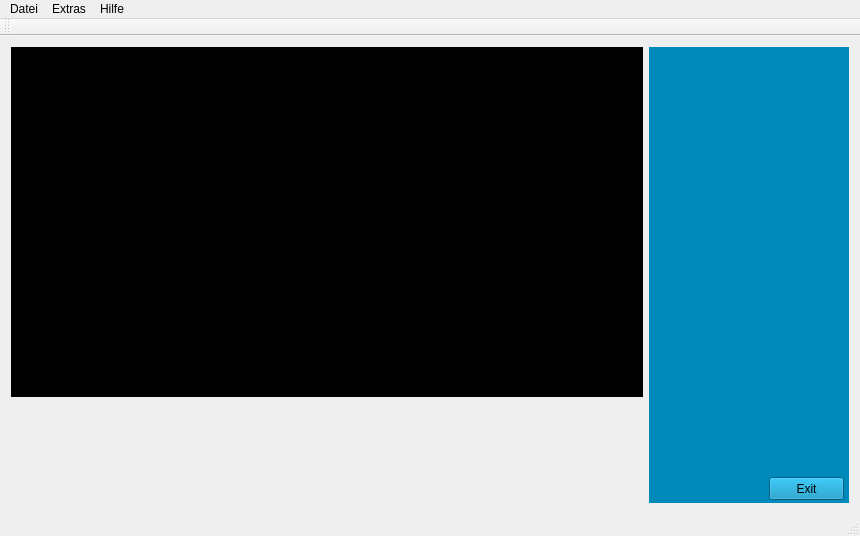
Above: mainwindow.ui from fabiankirstein/cloudfinish before the change. Below: the same form after it.
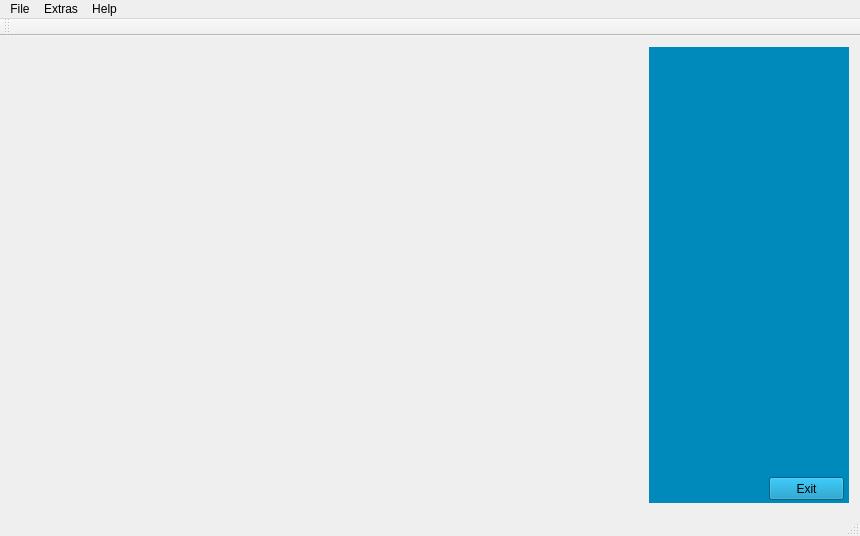
That is the form after the change. Custom widgets are drawn as their Qt base class.

```diff
--- a/mainwindow.ui
+++ b/mainwindow.ui
@@ -24,9 +24,9 @@
     <item>
      <layout class="QVBoxLayout" name="verticalLayout">
       <item>
-       <widget class="QWidget" name="widget_2" native="true">
+       <widget class="QVTKWidget" name="vtkwidget" native="true">
         <property name="styleSheet">
-         <string notr="true">background-color: rgb(0, 0, 0);</string>
+         <string notr="true"/>
         </property>
         <zorder>widget</zorder>
         <zorder>widget</zorder>
@@ -95,7 +95,7 @@
    </property>
    <widget class="QMenu" name="menuDatei">
     <property name="title">
-     <string>Datei</string>
+     <string>File</string>
     </property>
    </widget>
    <widget class="QMenu" name="menuExtras">
@@ -105,7 +105,7 @@
    </widget>
    <widget class="QMenu" name="menuHilfe">
     <property name="title">
-     <string>Hilfe</string>
+     <string>Help</string>
     </property>
    </widget>
    <addaction name="menuDatei"/>
@@ -123,6 +123,14 @@
   <widget class="QStatusBar" name="statusBar"/>
  </widget>
  <layoutdefault spacing="6" margin="11"/>
+ <customwidgets>
+  <customwidget>
+   <class>QVTKWidget</class>
+   <extends>QWidget</extends>
+   <header>QVTKWidget.h</header>
+   <container>1</container>
+  </customwidget>
+ </customwidgets>
  <resources/>
  <connections/>
 </ui>
```
Left out of the diff: 8 changed lines with no effect on the pictures.
